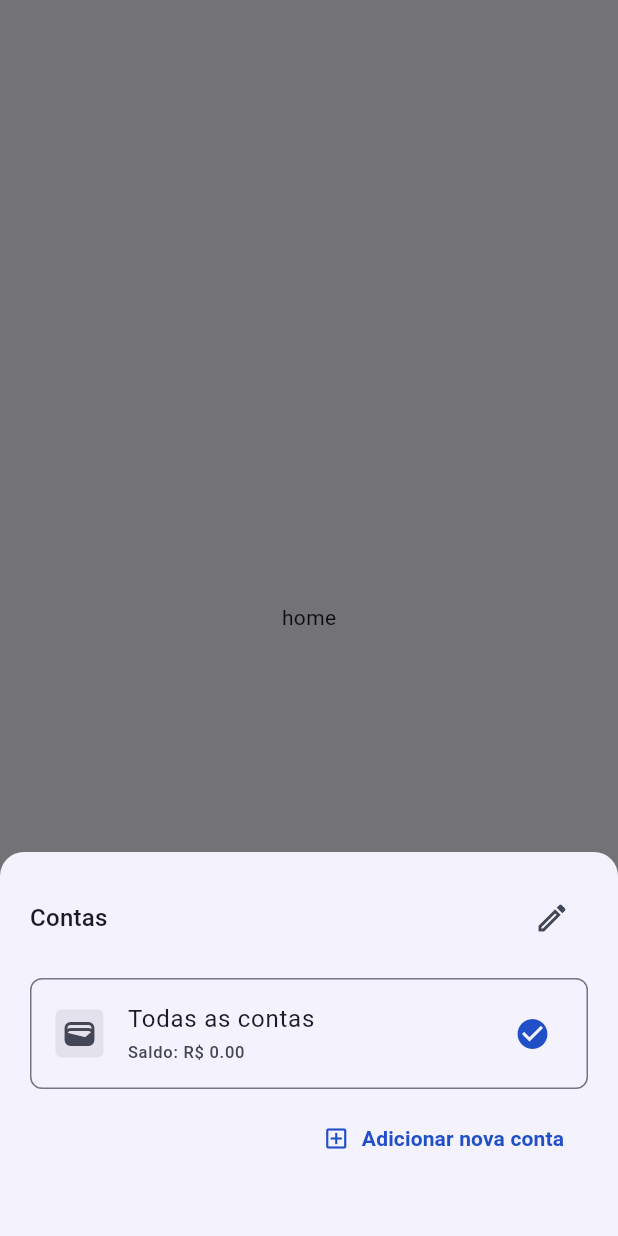
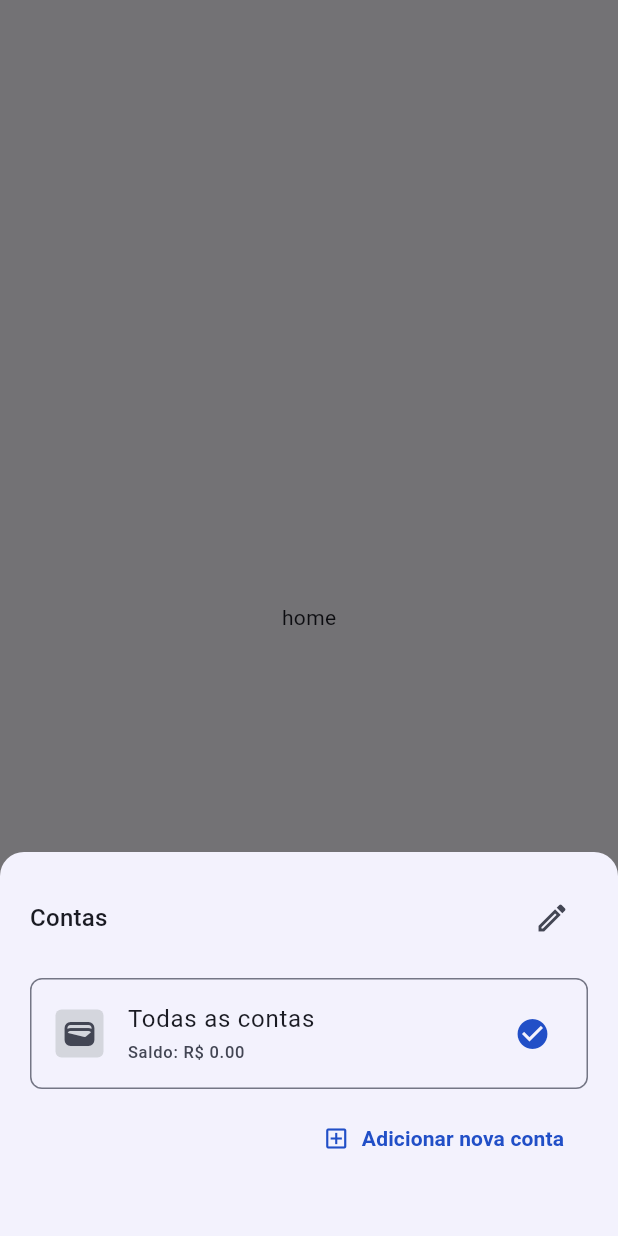
Before and after one commit to LuizHFJesus/konta_app, a Flutter app: the screen it shows after launch, after a tap on the "add" icon, on a phone screen of 412 x 824 dp. Run offline on Flutter 3.47's test engine with Material 3 defaults, Android fonts, the phone set to English and light mode, and no system bars; our stand-ins replace flutter_svg, get, get_it, go_router, google_fonts; missing offline and left inert: dart_either; accounts and stored records are empty; Roboto replaces fonts that are missing (Vazirmatn).

Commit message:
fix(accounts): fix account tile icon conversion and background color

```diff
--- a/lib/feature/accounts/data/model/account.dart
+++ b/lib/feature/accounts/data/model/account.dart
@@ -17,7 +17,7 @@ class Account {
 
   Color get color => Color(colorValue);
 
-  IconData get icon => IconData(iconCodePoint);
+  IconData get icon => IconData(iconCodePoint, fontFamily: 'MaterialIcons');
 
   Map<String, dynamic> toJson() {
     return {
--- a/lib/feature/accounts/ui/bottom_sheets/account_selector_bottom_sheet.dart
+++ b/lib/feature/accounts/ui/bottom_sheets/account_selector_bottom_sheet.dart
@@ -77,7 +77,7 @@ class AccountSelectorBottomSheet extends StatelessWidget {
               children: [
                 AccountSelectorTile(
                   icon: Icons.wallet,
-                  color: theme.colorScheme.onSurfaceVariant,
+                  color: const Color(0xFF434654),
                   name: 'Todas as contas',
                   balance: controller.totalBalance,
                   onTap: () => controller.selectAccount(null),
--- a/lib/feature/accounts/ui/widgets/account_tile.dart
+++ b/lib/feature/accounts/ui/widgets/account_tile.dart
@@ -28,7 +28,7 @@ class AccountTile extends StatelessWidget {
         width: 32,
         decoration: BoxDecoration(
           borderRadius: BorderRadius.circular(4),
-          color: theme.colorScheme.surfaceContainerHighest,
+            color: HSLColor.fromColor(color).withLightness(0.85).toColor(),
         ),
         alignment: Alignment.center,
         child: Icon(icon, color: color),
```
